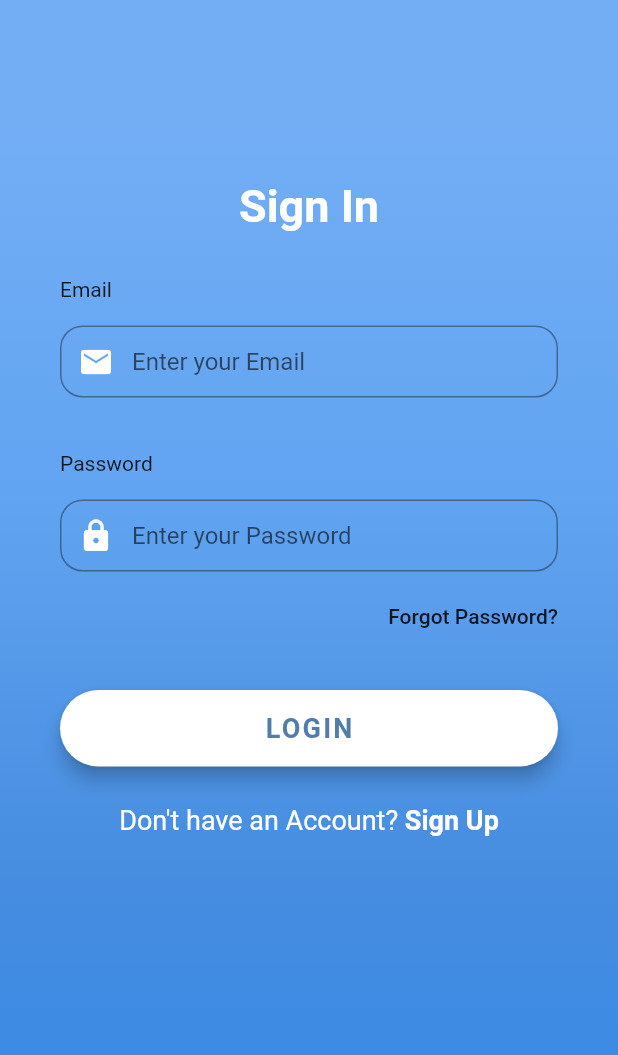
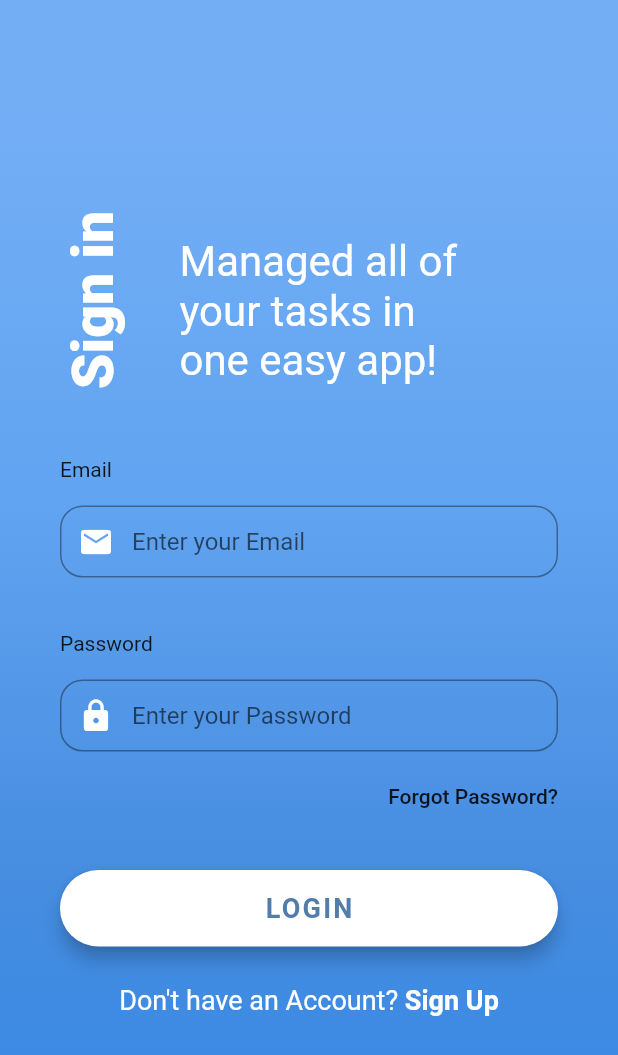
Before and after one commit to AlonzoConde/SeniorProject_Fall_2020, a Flutter app: the screen it shows after launch, on a phone screen of 412 x 824 dp. Shown: the top 1055 px of the screen. Run offline on Flutter 3.47's test engine with Material 2 defaults, Android fonts, the phone set to English and light mode, and no system bars; our stand-ins replace flutter_slidable; Roboto replaces fonts that are missing (OpenSans).

Commit message:
Changed background colors and title UI for login

```diff
--- a/lib/screens/edit_task_screen.dart
+++ b/lib/screens/edit_task_screen.dart
@@ -32,7 +32,20 @@ class _EditTaskScreen extends State<EditTaskScreen> {
                 Navigator.pop(context);
               },
             )),
-        body: Center(
+        body:
+
+
+        Container(decoration: BoxDecoration(
+                    gradient: LinearGradient(
+                      begin: Alignment.topRight,
+                      end: Alignment.bottomLeft,
+                      colors: [Colors.lightBlue[600], Colors.cyanAccent[400]],
+                     // stops: [0.1, 0.4, 0.7, 0.9],
+                    ),
+                  ),
+
+
+        child: Center(
             child: SingleChildScrollView(
                 child:
                     Column(mainAxisAlignment: MainAxisAlignment.end, children: [
@@ -212,7 +225,7 @@ class _EditTaskScreen extends State<EditTaskScreen> {
               ),
             ]),
           ),
-        ]))),
+        ])))),
         bottomNavigationBar: BottomNavigationBar(
           items: const <BottomNavigationBarItem>[
             BottomNavigationBarItem(
--- a/lib/screens/home_screen.dart
+++ b/lib/screens/home_screen.dart
@@ -103,8 +103,8 @@ class _HomeScreenState extends State<HomeScreen> {
           gradient: LinearGradient(
             begin: Alignment.topRight,
             end: Alignment.bottomLeft,
-            colors: [Colors.greenAccent, Colors.lightGreen],
-            // stops: [0.1, 0.4, 0.7, 0.9],
+            colors: [Colors.lightBlue[300], Colors.blue[700]],
+
           ),
         ),
         child: Scaffold(
--- a/lib/screens/login_screen.dart
+++ b/lib/screens/login_screen.dart
@@ -32,6 +32,48 @@ class _LoginScreenState extends State<LoginScreen> {
         MaterialPageRoute(builder: (context) => HomeScreen()),
       );
     }
+  }
+
+  Widget _buildtitle() {
+
+    return Padding(
+      padding: const EdgeInsets.only(top: 5.0),
+      child: Container(
+      //  color: Colors.yellow,
+        height: 150,
+        width: 400,
+        child: Row(
+          children: <Widget>[
+
+          RotatedBox(
+          quarterTurns: -1,
+
+          child: Text(
+            'Sign in',
+            style: TextStyle(
+              color: Colors.white,
+              fontSize: 38,
+              fontWeight: FontWeight.w900,
+            ),
+          )),
+
+
+            Text('''
+
+     Managed all of
+     your tasks in
+     one easy app!
+                ''',
+                style: TextStyle(
+                  fontSize: 28,
+                  color: Colors.white,
+                ),
+              ),
+
+          ],
+        ),
+      ),
+    );
   }
 
   Widget _buildEmailTF() {
@@ -214,15 +256,7 @@ class _LoginScreenState extends State<LoginScreen> {
                   child: Column(
                     mainAxisAlignment: MainAxisAlignment.center,
                     children: <Widget>[
-                      Text(
-                        'Sign In',
-                        style: TextStyle(
-                          color: Colors.white,
-                          fontFamily: 'OpenSans',
-                          fontSize: 30.0,
-                          fontWeight: FontWeight.bold,
-                        ),
-                      ),
+                    _buildtitle(),
                       SizedBox(height: 30.0),
                       _buildEmailTF(),
                       SizedBox(
```
